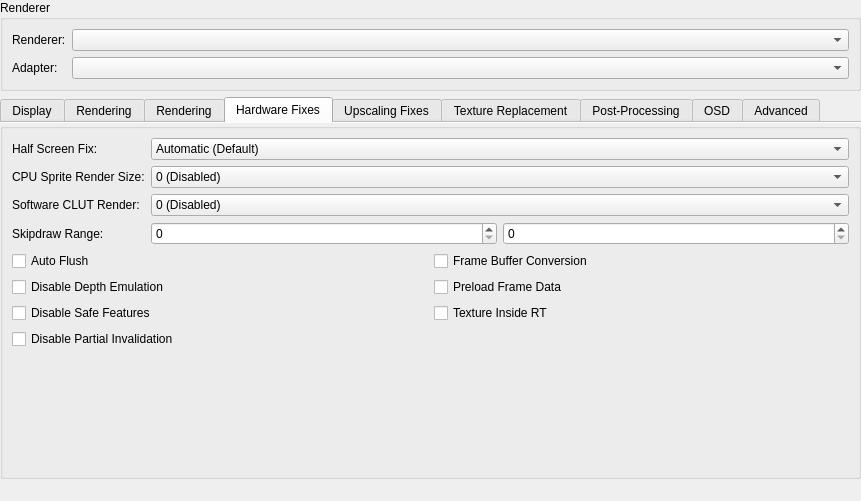
Above: pcsx2-qt/Settings/GraphicsSettingsWidget.ui from PCSX2/pcsx2 before the change. Below: the same form after it.
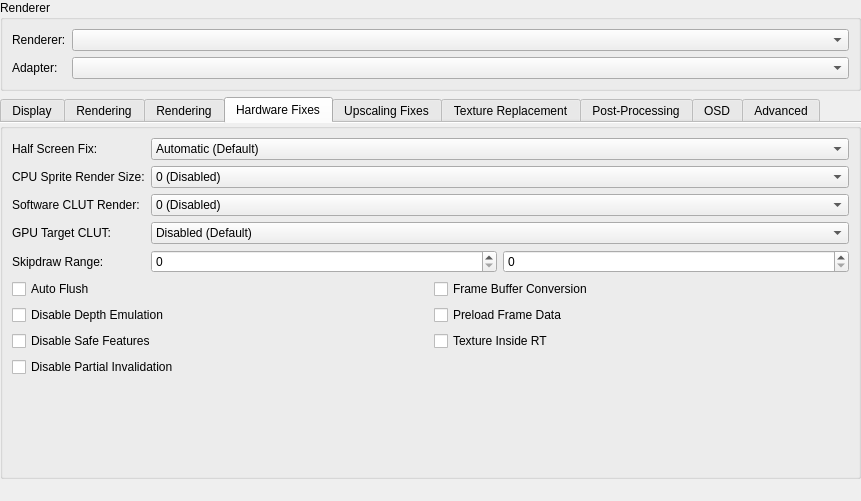
That is the form after the change. The open tabs and pages were chosen to show the change.

Commit message: GS: Add GPU Target CLUT

Diff of the .ui file:
```diff
--- a/pcsx2-qt/Settings/GraphicsSettingsWidget.ui
+++ b/pcsx2-qt/Settings/GraphicsSettingsWidget.ui
@@ -920,14 +920,14 @@
          </item>
         </widget>
        </item>
-       <item row="3" column="0">
+       <item row="4" column="0">
         <widget class="QLabel" name="label_12">
          <property name="text">
           <string>Skipdraw Range:</string>
          </property>
         </widget>
        </item>
-       <item row="3" column="1">
+       <item row="4" column="1">
         <layout class="QHBoxLayout" name="horizontalLayout">
          <item>
           <widget class="QSpinBox" name="skipDrawStart">
@@ -945,7 +945,7 @@
          </item>
         </layout>
        </item>
-       <item row="4" column="0" colspan="2">
+       <item row="5" column="0" colspan="2">
         <layout class="QGridLayout" name="gridLayout">
          <item row="0" column="0">
           <widget class="QCheckBox" name="hwAutoFlush">
@@ -1030,6 +1030,32 @@
          </property>
         </widget>
        </item>
+       <item row="3" column="0">
+        <widget class="QLabel" name="label_47">
+         <property name="text">
+          <string>GPU Target CLUT:</string>
+         </property>
+        </widget>
+       </item>
+       <item row="3" column="1">
+        <widget class="QComboBox" name="gpuTargetCLUTMode">
+         <item>
+          <property name="text">
+           <string>Disabled (Default)</string>
+          </property>
+         </item>
+         <item>
+          <property name="text">
+           <string>Enabled (Exact Match)</string>
+          </property>
+         </item>
+         <item>
+          <property name="text">
+           <string>Enabled (Check Inside Target)</string>
+          </property>
+         </item>
+        </widget>
+       </item>
       </layout>
      </widget>
      <widget class="QGroupBox" name="upscalingFixesTab">
```
The commit also changes 25 other files.
